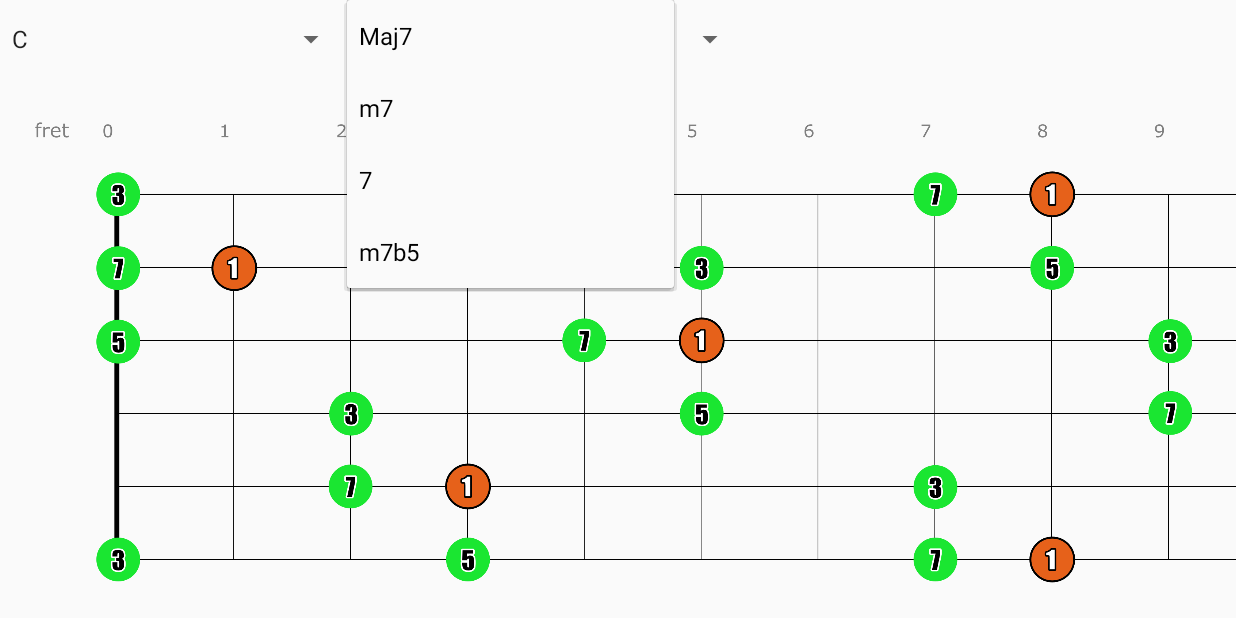
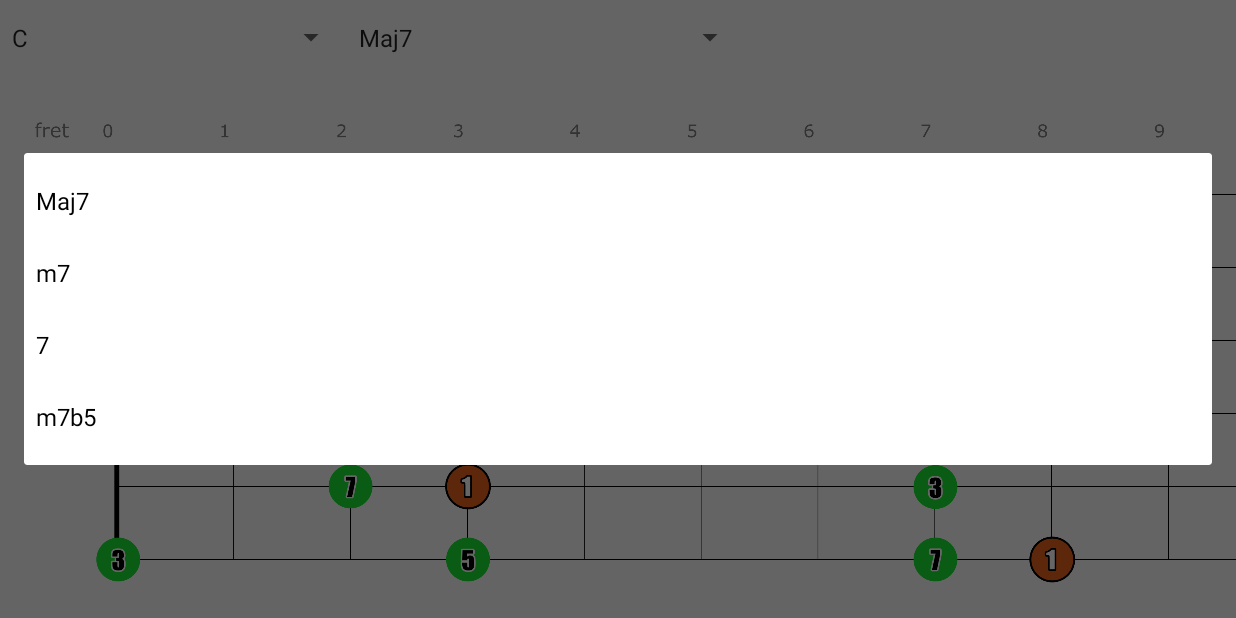
Before and after one commit to ASDFGQWERY/ch0rdmap2, an Android app: the screen it shows after launch (MainActivity), after a tap on "Maj7", on a phone screen of 824 x 412 dp (held sideways). Run offline under Robolectric (Android 15) with nearby library versions, the phone set to English and light mode, and no system bars.

Commit message:
initial1

```diff
--- a/app/src/main/AndroidManifest.xml
+++ b/app/src/main/AndroidManifest.xml
@@ -18,6 +18,7 @@
         >
 
 
+
         <activity
             android:name=".MainActivity"
             android:exported="true"
--- a/app/src/main/java/com/github/asdfgqwery/ch0rdmap2/MainActivity.java
+++ b/app/src/main/java/com/github/asdfgqwery/ch0rdmap2/MainActivity.java
@@ -4,11 +4,13 @@ import static android.widget.AdapterView.*;
 
 import androidx.appcompat.app.AppCompatActivity;
 
+import android.app.ActionBar;
 import android.content.res.AssetManager;
 import android.graphics.Bitmap;
 import android.graphics.BitmapFactory;
 import android.os.Bundle;
 import android.view.View;
+import android.view.WindowInsetsController;
 import android.widget.AdapterView;
 import android.widget.ArrayAdapter;
 import android.widget.ImageView;
@@ -24,10 +26,16 @@ public class MainActivity extends AppCompatActivity {
     private String sp2SelectedItem;
 
 
+
+
     @Override
     protected void onCreate(Bundle savedInstanceState) {
         super.onCreate(savedInstanceState);
         setContentView(R.layout.activity_main);
+
+        //　全画面（API30+）
+        getWindow().getInsetsController().setSystemBarsBehavior(
+                WindowInsetsController.BEHAVIOR_SHOW_TRANSIENT_BARS_BY_SWIPE);
 
         String fr = "frets_final.png";
 
--- a/app/src/main/res/layout/activity_main.xml
+++ b/app/src/main/res/layout/activity_main.xml
@@ -19,14 +19,16 @@
         <Spinner
             android:id="@+id/spinner1"
             android:layout_width="231dp"
-            android:layout_height="48dp"
-            android:contentDescription="@string/img_description1" />
+            android:layout_height="50dp"
+            android:contentDescription="@string/img_description1"
+            android:spinnerMode="dialog" />
 
         <Spinner
             android:id="@+id/spinner2"
             android:layout_width="266dp"
-            android:layout_height="52dp"
-            android:contentDescription="@string/img_description2" />
+            android:layout_height="50dp"
+            android:contentDescription="@string/img_description2"
+            android:spinnerMode="dialog" />
 
 
 
```
